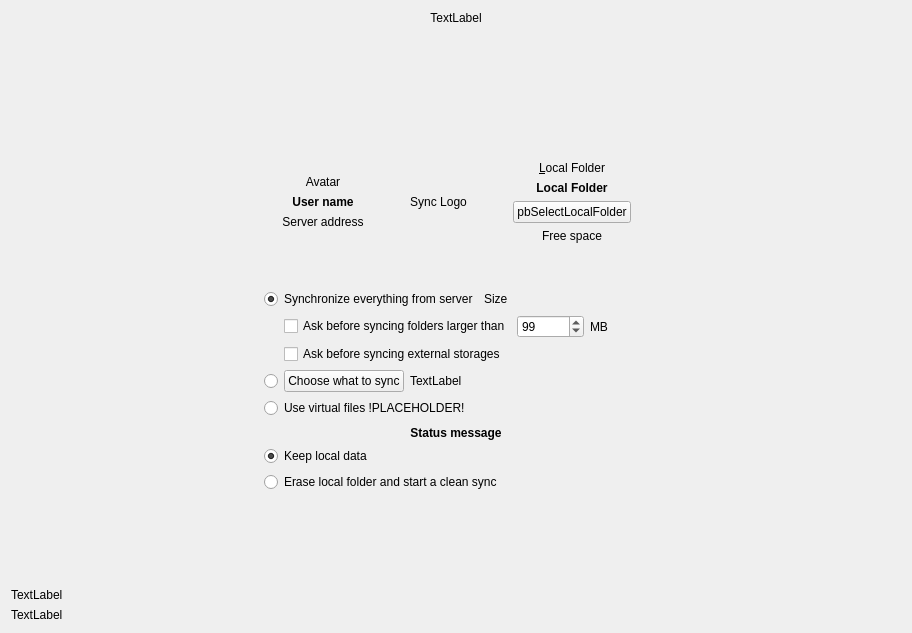
Above: src/gui/wizard/owncloudadvancedsetuppage.ui from nextcloud/desktop before the change. Below: the same form after it.
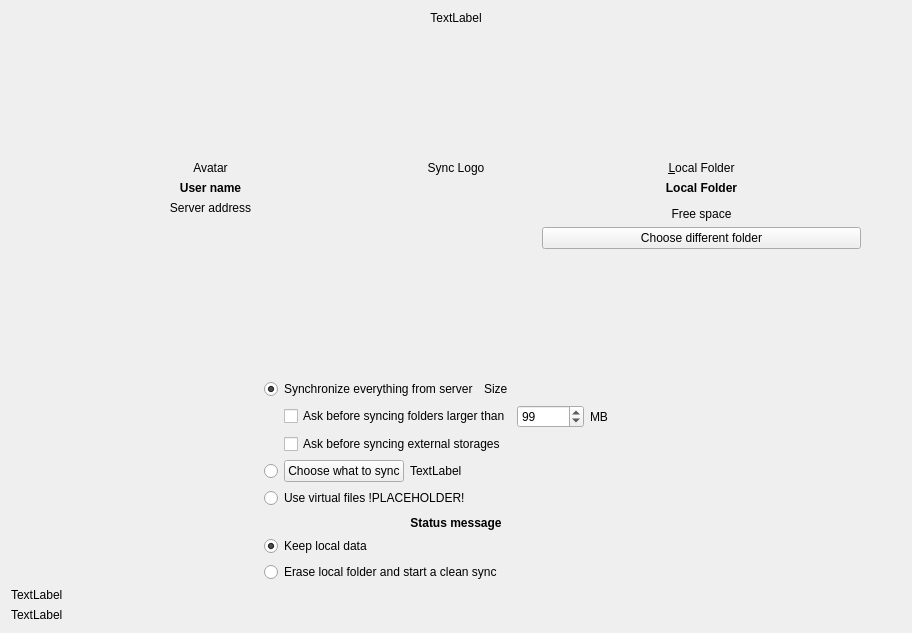
That is the form after the change.

Commit message: Redesign local folder information in the account adding wizard

Patch:
```diff
--- a/src/gui/wizard/owncloudadvancedsetuppage.ui
+++ b/src/gui/wizard/owncloudadvancedsetuppage.ui
@@ -19,7 +19,12 @@
   <property name="windowTitle">
    <string notr="true">Form</string>
   </property>
-  <layout class="QVBoxLayout" name="verticalLayout_4">
+  <layout class="QGridLayout" name="gridLayout_2">
+   <item row="0" column="0">
+    <layout class="QVBoxLayout" name="verticalLayout">
+     <item>
+      <layout class="QHBoxLayout" name="resultLayout"/>
+     </item>
    <item>
     <widget class="QLabel" name="topLabel">
      <property name="sizePolicy">
@@ -43,63 +48,11 @@
     </widget>
    </item>
    <item>
-    <spacer name="verticalSpacer_2">
-     <property name="orientation">
-      <enum>Qt::Vertical</enum>
-     </property>
-     <property name="sizeType">
-      <enum>QSizePolicy::Expanding</enum>
-     </property>
-     <property name="sizeHint" stdset="0">
-      <size>
-       <width>20</width>
-       <height>13</height>
-      </size>
-     </property>
-    </spacer>
-   </item>
-   <item>
-    <layout class="QHBoxLayout" name="horizontalLayout_4">
-     <property name="topMargin">
-      <number>0</number>
-     </property>
-     <item>
-      <spacer name="horizontalSpacer_12">
-       <property name="orientation">
-        <enum>Qt::Horizontal</enum>
-       </property>
-       <property name="sizeHint" stdset="0">
-        <size>
-         <width>40</width>
-         <height>20</height>
-        </size>
-       </property>
-      </spacer>
-     </item>
-     <item>
-      <layout class="QHBoxLayout" name="horizontalLayout_3">
-       <property name="rightMargin">
-        <number>0</number>
-       </property>
-       <item>
-        <layout class="QVBoxLayout" name="verticalLayout_2">
-         <item>
-          <spacer name="verticalSpacer_5">
-           <property name="orientation">
-            <enum>Qt::Vertical</enum>
-           </property>
-           <property name="sizeType">
-            <enum>QSizePolicy::Expanding</enum>
-           </property>
-           <property name="sizeHint" stdset="0">
-            <size>
-             <width>20</width>
-             <height>40</height>
-            </size>
-           </property>
-          </spacer>
-         </item>
-         <item>
+      <layout class="QGridLayout" name="locationsGridLayout" columnstretch="0,2,1,2,0">
+       <property name="sizeConstraint">
+        <enum>QLayout::SetFixedSize</enum>
+       </property>
+       <item row="1" column="1">
           <widget class="QLabel" name="lServerIcon">
            <property name="text">
             <string notr="true">Avatar</string>
@@ -109,111 +62,7 @@
            </property>
           </widget>
          </item>
-         <item>
-          <widget class="QLabel" name="userNameLabel">
-           <property name="font">
-            <font>
-             <weight>75</weight>
-             <bold>true</bold>
-            </font>
-           </property>
-           <property name="text">
-            <string>User name</string>
-           </property>
-           <property name="alignment">
-            <set>Qt::AlignCenter</set>
-           </property>
-          </widget>
-         </item>
-         <item>
-          <widget class="QLabel" name="serverAddressLabel">
-           <property name="text">
-            <string>Server address</string>
-           </property>
-           <property name="alignment">
-            <set>Qt::AlignCenter</set>
-           </property>
-          </widget>
-         </item>
-         <item>
-          <spacer name="verticalSpacer_3">
-           <property name="orientation">
-            <enum>Qt::Vertical</enum>
-           </property>
-           <property name="sizeType">
-            <enum>QSizePolicy::Expanding</enum>
-           </property>
-           <property name="sizeHint" stdset="0">
-            <size>
-             <width>20</width>
-             <height>40</height>
-            </size>
-           </property>
-          </spacer>
-         </item>
-        </layout>
-       </item>
-       <item>
-        <spacer name="horizontalSpacer_11">
-         <property name="orientation">
-          <enum>Qt::Horizontal</enum>
-         </property>
-         <property name="sizeType">
-          <enum>QSizePolicy::Minimum</enum>
-         </property>
-         <property name="sizeHint" stdset="0">
-          <size>
-           <width>40</width>
-           <height>20</height>
-          </size>
-         </property>
-        </spacer>
-       </item>
-       <item>
-        <widget class="QLabel" name="syncLogoLabel">
-         <property name="text">
-          <string>Sync Logo</string>
-         </property>
-         <property name="alignment">
-          <set>Qt::AlignCenter</set>
-         </property>
-        </widget>
-       </item>
-       <item>
-        <spacer name="horizontalSpacer_6">
-         <property name="orientation">
-          <enum>Qt::Horizontal</enum>
-         </property>
-         <property name="sizeType">
-          <enum>QSizePolicy::Minimum</enum>
-         </property>
-         <property name="sizeHint" stdset="0">
-          <size>
-           <width>40</width>
-           <height>20</height>
-          </size>
-         </property>
-        </spacer>
-       </item>
-       <item>
-        <layout class="QVBoxLayout" name="verticalLayout_5">
-         <item>
-          <spacer name="verticalSpacer_6">
-           <property name="orientation">
-            <enum>Qt::Vertical</enum>
-           </property>
-           <property name="sizeType">
-            <enum>QSizePolicy::Expanding</enum>
-           </property>
-           <property name="sizeHint" stdset="0">
-            <size>
-             <width>20</width>
-             <height>40</height>
-            </size>
-           </property>
-          </spacer>
-         </item>
-         <item>
+       <item row="1" column="3">
           <widget class="QLabel" name="lLocal">
            <property name="sizePolicy">
             <sizepolicy hsizetype="Minimum" vsizetype="Preferred">
@@ -232,7 +81,23 @@
            </property>
           </widget>
          </item>
-         <item>
+       <item row="2" column="1">
+        <widget class="QLabel" name="userNameLabel">
+         <property name="font">
+          <font>
+           <weight>75</weight>
+           <bold>true</bold>
+          </font>
+         </property>
+         <property name="text">
+          <string>User name</string>
+         </property>
+         <property name="alignment">
+          <set>Qt::AlignCenter</set>
+         </property>
+        </widget>
+       </item>
+       <item row="2" column="3">
           <widget class="QLabel" name="localFolderDescriptionLabel">
            <property name="font">
             <font>
@@ -248,28 +113,7 @@
            </property>
           </widget>
          </item>
-         <item>
-          <layout class="QHBoxLayout" name="horizontalLayout">
-           <property name="topMargin">
-            <number>0</number>
-           </property>
-           <item>
-            <spacer name="horizontalSpacer_3">
-             <property name="orientation">
-              <enum>Qt::Horizontal</enum>
-             </property>
-             <property name="sizeType">
-              <enum>QSizePolicy::Minimum</enum>
-             </property>
-             <property name="sizeHint" stdset="0">
-              <size>
-               <width>0</width>
-               <height>20</height>
-              </size>
-             </property>
-            </spacer>
-           </item>
-           <item>
+       <item row="5" column="3">
             <widget class="QPushButton" name="pbSelectLocalFolder">
              <property name="sizePolicy">
               <sizepolicy hsizetype="Minimum" vsizetype="Fixed">
@@ -278,7 +122,7 @@
               </sizepolicy>
              </property>
              <property name="text">
-              <string notr="true">pbSelectLocalFolder</string>
+          <string>Choose different folder</string>
              </property>
              <property name="autoDefault">
               <bool>true</bool>
@@ -288,25 +132,7 @@
              </property>
             </widget>
            </item>
-           <item>
-            <spacer name="horizontalSpacer_4">
-             <property name="orientation">
-              <enum>Qt::Horizontal</enum>
-             </property>
-             <property name="sizeType">
-              <enum>QSizePolicy::Minimum</enum>
-             </property>
-             <property name="sizeHint" stdset="0">
-              <size>
-               <width>0</width>
-               <height>20</height>
-              </size>
-             </property>
-            </spacer>
-           </item>
-          </layout>
-         </item>
-         <item>
+       <item row="4" column="3">
           <widget class="QLabel" name="lFreeSpace">
            <property name="sizePolicy">
             <sizepolicy hsizetype="Minimum" vsizetype="Fixed">
@@ -320,29 +146,12 @@
            <property name="alignment">
             <set>Qt::AlignCenter</set>
            </property>
-          </widget>
-         </item>
-         <item>
-          <spacer name="verticalSpacer">
-           <property name="orientation">
-            <enum>Qt::Vertical</enum>
-           </property>
-           <property name="sizeType">
-            <enum>QSizePolicy::Expanding</enum>
-           </property>
-           <property name="sizeHint" stdset="0">
-            <size>
-             <width>20</width>
-             <height>40</height>
-            </size>
-           </property>
-          </spacer>
-         </item>
-        </layout>
-       </item>
-      </layout>
-     </item>
-     <item>
+         <property name="wordWrap">
+          <bool>true</bool>
+         </property>
+        </widget>
+       </item>
+       <item row="0" column="4" rowspan="7">
       <spacer name="horizontalSpacer_13">
        <property name="orientation">
         <enum>Qt::Horizontal</enum>
@@ -355,6 +164,74 @@
        </property>
       </spacer>
      </item>
+       <item row="0" column="1" colspan="3">
+        <spacer name="verticalSpacer_3">
+         <property name="orientation">
+          <enum>Qt::Vertical</enum>
+         </property>
+         <property name="sizeType">
+          <enum>QSizePolicy::Expanding</enum>
+         </property>
+         <property name="sizeHint" stdset="0">
+          <size>
+           <width>20</width>
+           <height>40</height>
+          </size>
+         </property>
+        </spacer>
+       </item>
+       <item row="6" column="1" colspan="3">
+        <spacer name="verticalSpacer_5">
+         <property name="orientation">
+          <enum>Qt::Vertical</enum>
+         </property>
+         <property name="sizeType">
+          <enum>QSizePolicy::Expanding</enum>
+         </property>
+         <property name="sizeHint" stdset="0">
+          <size>
+           <width>20</width>
+           <height>40</height>
+          </size>
+         </property>
+        </spacer>
+       </item>
+       <item row="0" column="0" rowspan="7">
+        <spacer name="horizontalSpacer_12">
+         <property name="orientation">
+          <enum>Qt::Horizontal</enum>
+         </property>
+         <property name="sizeHint" stdset="0">
+          <size>
+           <width>40</width>
+           <height>20</height>
+          </size>
+         </property>
+        </spacer>
+       </item>
+       <item row="3" column="1" rowspan="2">
+        <widget class="QLabel" name="serverAddressLabel">
+         <property name="text">
+          <string>Server address</string>
+         </property>
+         <property name="alignment">
+          <set>Qt::AlignHCenter|Qt::AlignTop</set>
+         </property>
+         <property name="wordWrap">
+          <bool>true</bool>
+         </property>
+        </widget>
+       </item>
+       <item row="1" column="2">
+        <widget class="QLabel" name="syncLogoLabel">
+         <property name="text">
+          <string>Sync Logo</string>
+         </property>
+         <property name="alignment">
+          <set>Qt::AlignCenter</set>
+         </property>
+        </widget>
+       </item>
     </layout>
    </item>
    <item>
@@ -757,22 +634,6 @@
      </item>
     </layout>
    </item>
-   <item>
-    <spacer name="verticalSpacer_4">
-     <property name="orientation">
-      <enum>Qt::Vertical</enum>
-     </property>
-     <property name="sizeType">
-      <enum>QSizePolicy::Expanding</enum>
-     </property>
-     <property name="sizeHint" stdset="0">
-      <size>
-       <width>20</width>
-       <height>40</height>
-      </size>
-     </property>
-    </spacer>
-   </item>
    <item>
     <widget class="QLabel" name="errorLabel">
      <property name="text">
@@ -792,6 +653,8 @@
       <enum>Qt::RichText</enum>
      </property>
     </widget>
+     </item>
+    </layout>
    </item>
   </layout>
  </widget>
```
Left out of the diff: 3 changed lines with no effect on the pictures. Lines whose indentation alone changed are shown as unchanged. The commit also changes 2 other files.
